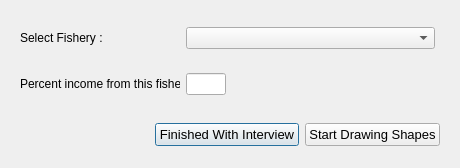
Old version of the form oom_soorc_sport/Interview/selectfishery.ui in the repository Ecotrust/openoceanmap-desktop.
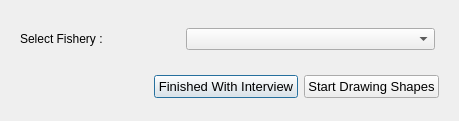
New version of the form.

The edit to the form file:
```diff
--- a/oom_soorc_sport/Interview/selectfishery.ui
+++ b/oom_soorc_sport/Interview/selectfishery.ui
@@ -6,8 +6,8 @@
    <rect>
     <x>0</x>
     <y>0</y>
-    <width>460</width>
-    <height>168</height>
+    <width>459</width>
+    <height>121</height>
    </rect>
   </property>
   <property name="windowTitle" >
@@ -210,67 +210,6 @@
      </item>
     </layout>
    </item>
-   <item>
-    <layout class="QHBoxLayout" name="horizontalLayout_5" >
-     <item>
-      <widget class="QWidget" native="1" name="widget_3" >
-       <layout class="QHBoxLayout" name="horizontalLayout_4" >
-        <item>
-         <widget class="QLabel" name="label" >
-          <property name="minimumSize" >
-           <size>
-            <width>160</width>
-            <height>0</height>
-           </size>
-          </property>
-          <property name="maximumSize" >
-           <size>
-            <width>160</width>
-            <height>16777215</height>
-           </size>
-          </property>
-          <property name="text" >
-           <string>Percent income from this fishery:</string>
-          </property>
-         </widget>
-        </item>
-        <item>
-         <widget class="QLineEdit" name="fish_perc_income" >
-          <property name="minimumSize" >
-           <size>
-            <width>40</width>
-            <height>0</height>
-           </size>
-          </property>
-          <property name="maximumSize" >
-           <size>
-            <width>40</width>
-            <height>16777215</height>
-           </size>
-          </property>
-         </widget>
-        </item>
-        <item>
-         <spacer name="horizontalSpacer_3" >
-          <property name="orientation" >
-           <enum>Qt::Horizontal</enum>
-          </property>
-          <property name="sizeHint" stdset="0" >
-           <size>
-            <width>40</width>
-            <height>20</height>
-           </size>
-          </property>
-         </spacer>
-        </item>
-       </layout>
-       <zorder>fish_perc_income</zorder>
-       <zorder>label</zorder>
-       <zorder>horizontalSpacer_3</zorder>
-      </widget>
-     </item>
-    </layout>
-   </item>
    <item>
     <layout class="QHBoxLayout" name="horizontalLayout_2" >
      <item>
```
